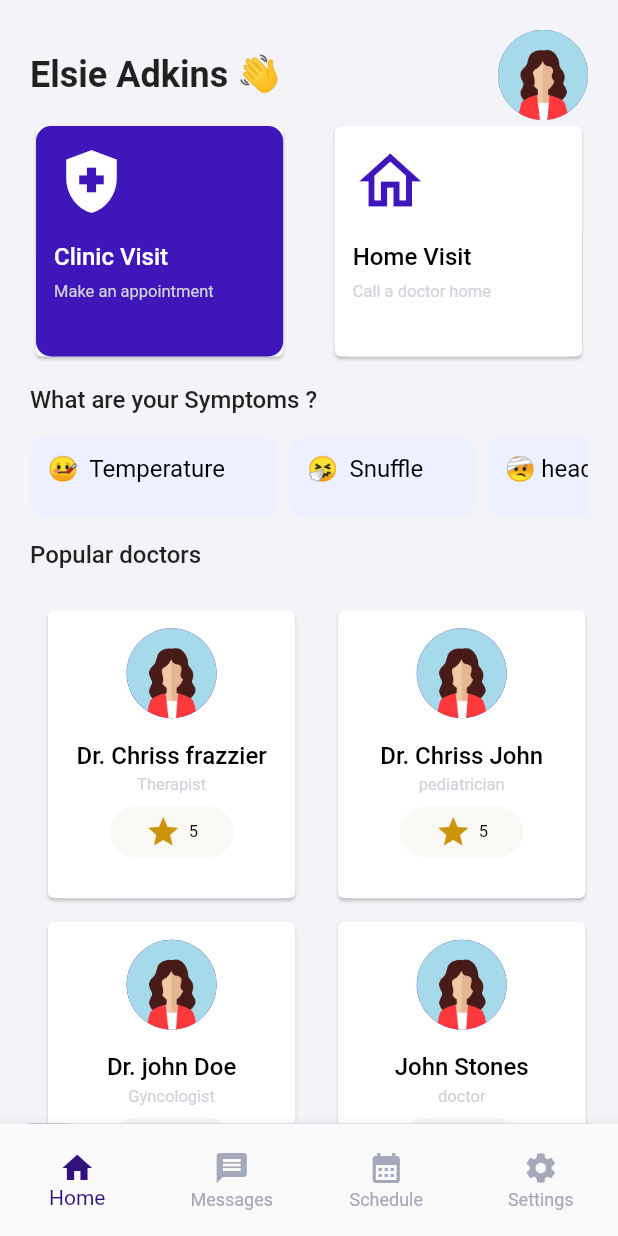
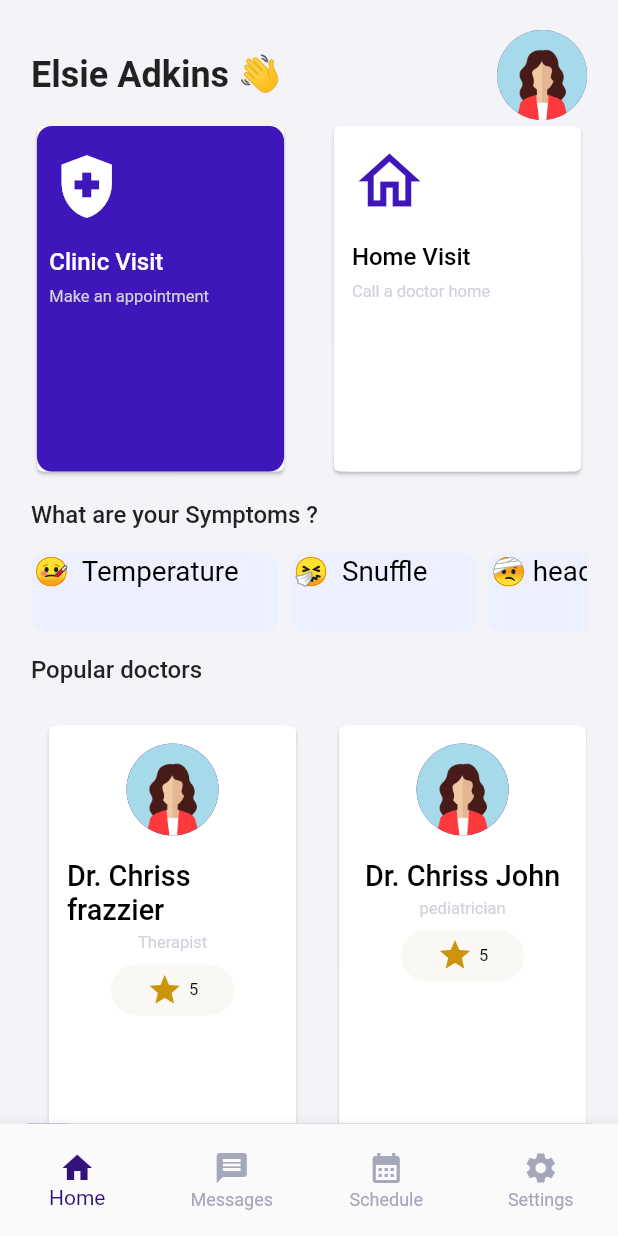
Before and after one commit to jadon6uwizeye/flutter_projects, a Flutter app: the screen it shows after launch, after a tap on "Sign in", on a phone screen of 412 x 824 dp. Run offline on Flutter 3.47's test engine with Material 2 defaults, Android fonts, the phone set to English and light mode, and no system bars; our stand-ins replace dio, equatable, flutter_hooks, google_fonts, hooks_riverpod, persistent_bottom_nav_bar; missing offline and left inert: dart:html, enum_to_string, html_character_entities.

Commit message:
changes and updates

```diff
--- a/medical_app/lib/commons/doctors.dart
+++ b/medical_app/lib/commons/doctors.dart
@@ -39,16 +39,17 @@ class CardComponent extends StatelessWidget {
         child: Container(
           padding: const EdgeInsets.all(12.0),
           width: width * 0.4,
-          height: height * 0.25,
+          height: height * 0.37,
           decoration: BoxDecoration(
             borderRadius: BorderRadius.circular(10),
             color: const Color.fromARGB(255, 255, 255, 255),
           ),
+          child: Center(
             child: Column(
               crossAxisAlignment: CrossAxisAlignment.center,
               children: [
                 CircleAvatar(
-                radius: 30,
+                  radius: height * 0.04,
                   backgroundImage: image,
                 ),
                 SizedBox(
@@ -60,9 +61,9 @@ class CardComponent extends StatelessWidget {
                   children: [
                     Text(
                       title,
-                    style: const TextStyle(
+                      style: TextStyle(
                         color: Colors.black,
-                      fontSize: 16,
+                        fontSize: height * 0.025,
                         fontWeight: FontWeight.w500,
                       ),
                     ),
@@ -95,8 +96,8 @@ class CardComponent extends StatelessWidget {
                         Icons.star,
                         color: Color.fromARGB(255, 203, 148, 10),
                       ),
-                    const SizedBox(
-                      width: 5.0,
+                      SizedBox(
+                        width: width * 0.01,
                       ),
                       Text(
                         rating.toString(),
@@ -112,6 +113,7 @@ class CardComponent extends StatelessWidget {
             ),
           ),
         ),
+      ),
     );
   }
 }
--- a/medical_app/lib/screens/home.dart
+++ b/medical_app/lib/screens/home.dart
@@ -26,7 +26,11 @@ class HomeScreen extends StatelessWidget {
         backgroundColor: const Color.fromARGB(255, 244, 244, 248),
         body: SingleChildScrollView(
           child: Container(
-            padding: const EdgeInsets.all(20),
+            padding: EdgeInsets.only(
+              top: 20,
+              left: width * 0.05,
+              right: width * 0.05,
+            ),
             color: Color.fromARGB(255, 244, 244, 248),
             child:
                 Column(crossAxisAlignment: CrossAxisAlignment.start, children: [
@@ -61,13 +65,19 @@ class HomeScreen extends StatelessWidget {
                 children: [
                   Card(
                     child: Container(
-                      padding: const EdgeInsets.all(12.0),
+                      padding: EdgeInsets.only(
+                        top: height * 0.02,
+                        left: width * 0.02,
+                        right: width * 0.02,
+                        bottom: height * 0.02,
+                      ),
                       width: width * 0.4,
-                      height: height * 0.2,
+                      height: height * 0.3,
                       decoration: BoxDecoration(
                         borderRadius: BorderRadius.circular(10),
                         color: Color.fromARGB(255, 63, 22, 186),
                       ),
+                      child: SingleChildScrollView(
                         child: Column(
                           crossAxisAlignment: CrossAxisAlignment.start,
                           children: [
@@ -102,15 +112,17 @@ class HomeScreen extends StatelessWidget {
                         ),
                       ),
                     ),
+                  ),
                   Card(
                     child: Container(
                       padding: const EdgeInsets.all(12.0),
                       width: width * 0.4,
-                      height: height * 0.2,
+                      height: height * 0.3,
                       decoration: BoxDecoration(
                         borderRadius: BorderRadius.circular(10),
                         color: const Color.fromARGB(255, 255, 255, 255),
                       ),
+                      child: SingleChildScrollView(
                         child: Column(
                           crossAxisAlignment: CrossAxisAlignment.start,
                           children: [
@@ -145,6 +157,7 @@ class HomeScreen extends StatelessWidget {
                         ),
                       ),
                     ),
+                  ),
                 ],
               ),
               SizedBox(
@@ -167,85 +180,85 @@ class HomeScreen extends StatelessWidget {
                   mainAxisAlignment: MainAxisAlignment.start,
                   children: [
                     Container(
-                      padding: const EdgeInsets.all(12.0),
+                      padding: const EdgeInsets.all(2.0),
                       width: width * 0.4,
                       height: height * 0.07,
                       decoration: BoxDecoration(
                         borderRadius: BorderRadius.circular(10),
                         color: const Color.fromARGB(255, 237, 241, 255),
                       ),
-                      child: const Text(
+                      child: Text(
                         '🤒  Temperature',
                         style: TextStyle(
-                          fontSize: 16,
+                          fontSize: width * 0.045,
                           color: Colors.black,
                         ),
                       ),
                     ),
                     SizedBox(width: width * 0.02),
                     Container(
-                      padding: const EdgeInsets.all(12.0),
+                      padding: const EdgeInsets.all(2.0),
                       width: width * 0.3,
                       height: height * 0.07,
                       decoration: BoxDecoration(
                         borderRadius: BorderRadius.circular(10),
                         color: const Color.fromARGB(255, 237, 241, 255),
                       ),
-                      child: const Text(
+                      child: Text(
                         '🤧  Snuffle',
                         style: TextStyle(
-                          fontSize: 16,
+                          fontSize: width * 0.045,
                           color: Colors.black,
                         ),
                       ),
                     ),
                     SizedBox(width: width * 0.02),
                     Container(
-                      padding: const EdgeInsets.all(12.0),
+                      padding: const EdgeInsets.all(2.0),
                       width: width * 0.4,
                       height: height * 0.07,
                       decoration: BoxDecoration(
                         borderRadius: BorderRadius.circular(10),
                         color: const Color.fromARGB(255, 237, 241, 255),
                       ),
-                      child: const Text(
+                      child: Text(
                         '🤕 headeache',
                         style: TextStyle(
-                          fontSize: 16,
+                          fontSize: width * 0.045,
                           color: Colors.black,
                         ),
                       ),
                     ),
                     SizedBox(width: width * 0.02),
                     Container(
-                      padding: const EdgeInsets.all(12.0),
+                      padding: const EdgeInsets.all(2.0),
                       width: width * 0.4,
                       height: height * 0.07,
                       decoration: BoxDecoration(
                         borderRadius: BorderRadius.circular(10),
                         color: const Color.fromARGB(255, 237, 241, 255),
                       ),
-                      child: const Text(
+                      child: Text(
                         '🤒  Temperature',
                         style: TextStyle(
-                          fontSize: 16,
+                          fontSize: width * 0.045,
                           color: Colors.black,
                         ),
                       ),
                     ),
                     SizedBox(width: width * 0.02),
                     Container(
-                      padding: const EdgeInsets.all(12.0),
+                      padding: const EdgeInsets.all(2.0),
                       width: width * 0.4,
                       height: height * 0.07,
                       decoration: BoxDecoration(
                         borderRadius: BorderRadius.circular(10),
                         color: const Color.fromARGB(255, 237, 241, 255),
                       ),
-                      child: const Text(
+                      child: Text(
                         '🤮  Vomiting',
                         style: TextStyle(
-                          fontSize: 16,
+                          fontSize: width * 0.045,
                           color: Colors.black,
                         ),
                       ),
--- a/medical_app/lib/screens/login.dart
+++ b/medical_app/lib/screens/login.dart
@@ -1,4 +1,6 @@
 // import 'package:awesome/advanced/responsive.dart';
+import 'dart:ui';
+
 import 'package:flutter/material.dart';
 import 'package:google_fonts/google_fonts.dart';
 import 'package:medical_app/screens/home.dart';
@@ -16,20 +18,18 @@ class LoginPage extends StatefulWidget {
 class _LoginPageState extends State<LoginPage> {
   @override
   Widget build(BuildContext context) {
+    var height = MediaQuery.of(context).size.height;
+    var width = MediaQuery.of(context).size.width;
+
     return Scaffold(
       backgroundColor: const Color.fromARGB(255, 241, 242, 244),
-      // floatingActionButton: FloatingActionButton(
-      //   onPressed: () {
-      //     // Navigator.push(
-      //     //     context,
-      //     //     MaterialPageRoute(
-      //     //       builder: (context) => const MapScreen(),
-      //     //     ));
-      //   },
-      //   child: const Icon(Icons.map),
-      // ),
-      body: Padding(
-        padding: const EdgeInsets.all(30.0),
+      body: SingleChildScrollView(
+        child: Padding(
+          padding: EdgeInsets.only(
+              top: height * 0.08,
+              left: width * 0.05,
+              right: width * 0.05,
+              bottom: height * 0.05),
           child: Center(
             child: Column(
               mainAxisAlignment: MainAxisAlignment.center,
@@ -163,6 +163,7 @@ class _LoginPageState extends State<LoginPage> {
             ),
           ),
         ),
+      ),
     );
   }
 }
```
Also changed, not shown: medical_app/lib/screens/schedule.dart (+42 -16 lines), medical_app/lib/screens/signup.dart (+3 -11 lines). Lines whose indentation alone changed are shown as unchanged.
